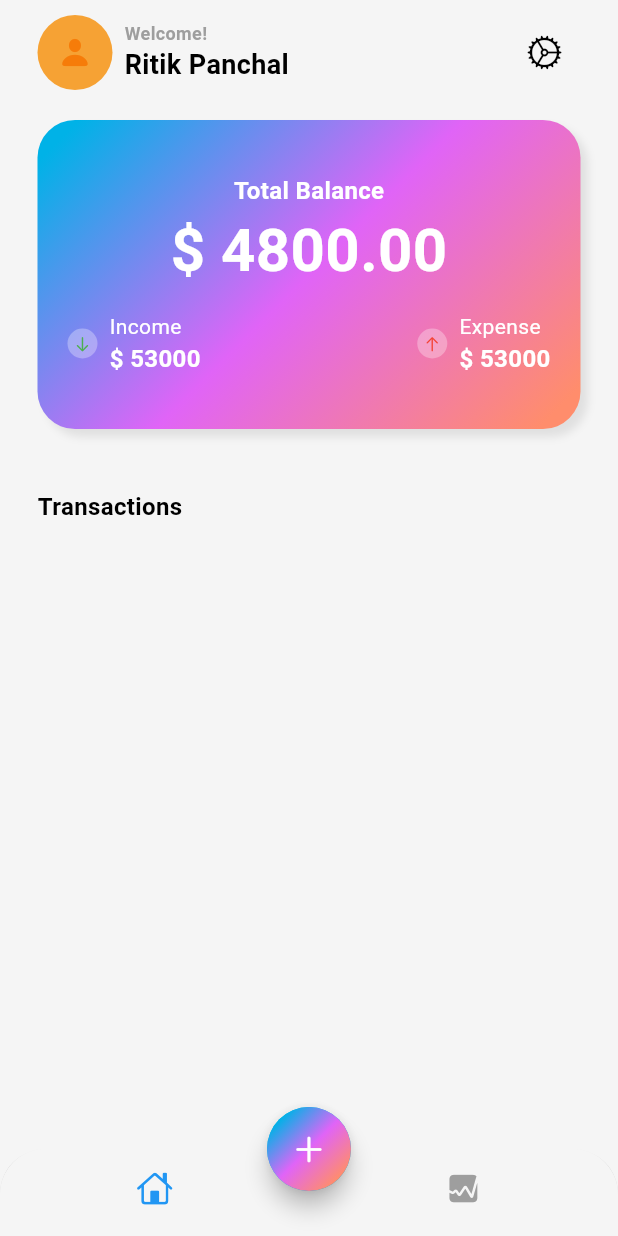
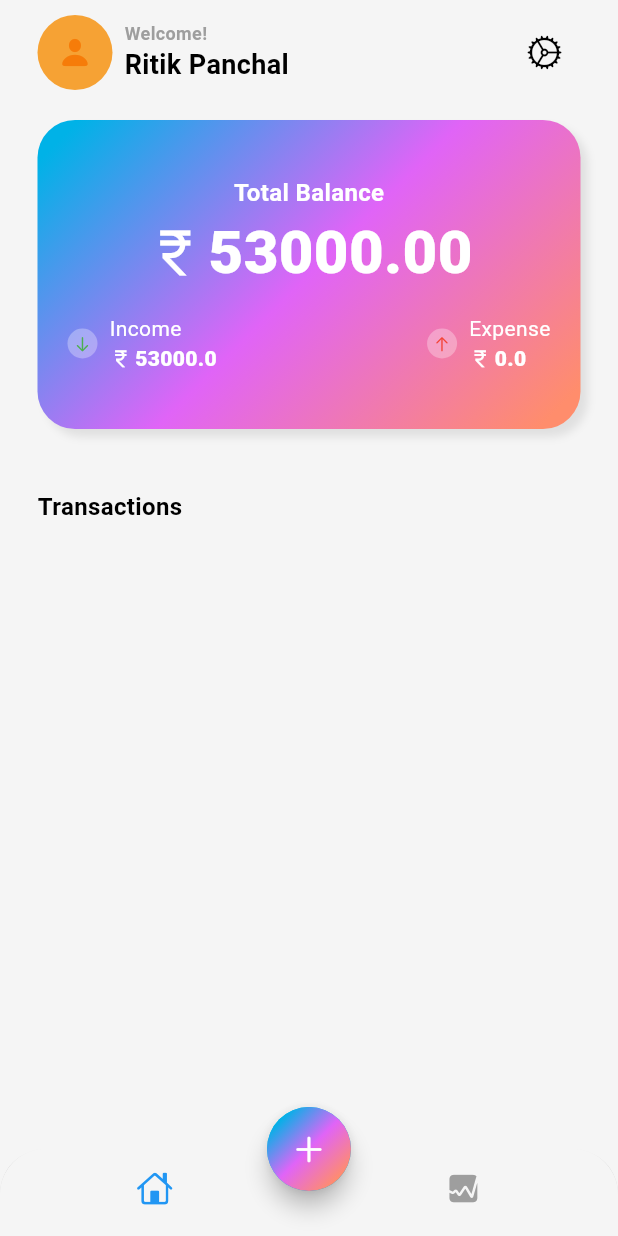
Before and after one commit to ritikpanchal768/expenso_ui, a Flutter app: the ReadSmsScreen widget shown alone on an empty page, opened directly, on a phone screen of 412 x 824 dp. Run offline on Flutter 3.47's test engine with Material 3 defaults, Android fonts, the phone set to English and light mode, and no system bars; our stand-ins replace fl_chart, flutter_local_notifications, shared_preferences; missing offline and left inert: telephony; accounts and stored records are empty; network calls fail.

Commit message:
login screen added with shared preference

```diff
--- a/expenso/lib/app_view.dart
+++ b/expenso/lib/app_view.dart
@@ -1,5 +1,6 @@
 import 'package:expenso/screens/home/views/homescreen.dart';
 import 'package:flutter/material.dart';
+import 'package:expenso/login.dart';
 
 class MyAppView extends StatelessWidget {
   const MyAppView({super.key});
@@ -19,7 +20,9 @@ class MyAppView extends StatelessWidget {
             outline: Colors.grey
           )
         ),
-      home: HomeScreen(),
+      home:
+          LoginScreen(),
+
     );
   }
 }
--- a/expenso/lib/main.dart
+++ b/expenso/lib/main.dart
@@ -1,6 +1,8 @@
+import 'package:expenso/app.dart';
+import 'package:expenso/login.dart';
 import 'package:expenso/read_sms.dart';
 import 'package:flutter/material.dart';
 
 void main() {
-  runApp(const ReadSmsScreen());
+  runApp(const MyApp());
 }
--- a/expenso/lib/read_sms.dart
+++ b/expenso/lib/read_sms.dart
@@ -1,6 +1,8 @@
 import 'package:expenso/app.dart';
+import 'package:expenso/screens/home/views/homescreen.dart';
 import 'package:flutter/material.dart';
 import 'package:flutter_local_notifications/flutter_local_notifications.dart';
+import 'package:shared_preferences/shared_preferences.dart';
 import 'package:telephony/telephony.dart';
 import 'dart:convert';
 import 'package:intl/intl.dart';
@@ -88,8 +90,11 @@ class _ReadSmsScreenState extends State<ReadSmsScreen> {
 
   Future<void> fetchTransactions() async {
     print("Fetching TransactionDetails...");
-    const String url =
-        "http://192.168.1.5:9001/expenso/api/v1/transaction/viewByMobileNumber/8700002896";
+    final SharedPreferences prefs = await SharedPreferences.getInstance();
+    final String? mobileNumber = prefs.getString('mobileNumber');
+    String url =
+        "http://192.168.1.2:9001/expenso/api/v1/transaction/viewByMobileNumber/";
+    url = "$url$mobileNumber";
     const String authorization = "Basic cm9vdDpyaXRpazc2OA==";
 
     final headers = {
@@ -137,6 +142,8 @@ class _ReadSmsScreenState extends State<ReadSmsScreen> {
 
   Future<void> requestPermissionsAndStartListening() async {
     bool? permissionsGranted = await telephony.requestSmsPermissions;
+    final SharedPreferences prefs = await SharedPreferences.getInstance();
+    final String? mobileNumber = prefs.getString('mobileNumber');
     if (permissionsGranted == true) {
       print("Started Listening....");
       fetchTransactions();
@@ -146,7 +153,7 @@ class _ReadSmsScreenState extends State<ReadSmsScreen> {
             textReceived = message.body ?? '';
           });
 
-          createExpense("8700002896", textReceived);
+          createExpense(mobileNumber!, textReceived);
           fetchTransactions();
         },
         onBackgroundMessage: backgroundMessageHandler,
@@ -156,17 +163,19 @@ class _ReadSmsScreenState extends State<ReadSmsScreen> {
   }
 
   static Future<void> backgroundMessageHandler(SmsMessage message) async {
+    final SharedPreferences prefs = await SharedPreferences.getInstance();
+    final String? mobileNumber = prefs.getString('mobileNumber');
     if (message.body != null) {
       final String smsBody = message.body!;
       const String url =
-          "http://192.168.1.5:9001/expenso/api/v1/expense/create/expense";
+          "http://192.168.1.2:9001/expenso/api/v1/expense/create/expense";
       const String authorization = "Basic cm9vdDpyaXRpazc2OA==";
 
       final headers = {
         'Content-Type': 'application/json',
         'Authorization': authorization
       };
-      final body = jsonEncode({"mobileNumber": "8700002896", "sms": smsBody});
+      final body = jsonEncode({"mobileNumber": mobileNumber, "sms": smsBody});
 
       try {
         // Create expense
@@ -191,7 +200,7 @@ class _ReadSmsScreenState extends State<ReadSmsScreen> {
   static Future<void> fetchTransactionDetailsInBackground(
       String refNumber) async {
     const String urlBase =
-        "http://192.168.1.5:9001/expenso/api/v1/transaction/viewByReferenceNumber/";
+        "http://192.168.1.2:9001/expenso/api/v1/transaction/viewByReferenceNumber/";
     const String authorization = "Basic cm9vdDpyaXRpazc2OA==";
 
     final headers = {
@@ -246,7 +255,7 @@ class _ReadSmsScreenState extends State<ReadSmsScreen> {
 
   Future<void> createExpense(String mobileNumber, String sms) async {
     const String url =
-        "http://192.168.1.5:9001/expenso/api/v1/expense/create/expense";
+        "http://192.168.1.2:9001/expenso/api/v1/expense/create/expense";
     const String authorization = "Basic cm9vdDpyaXRpazc2OA==";
 
     final headers = {
@@ -281,7 +290,7 @@ class _ReadSmsScreenState extends State<ReadSmsScreen> {
 
   Future<void> fetchTransactionDetails(String refNumber) async {
     const String urlBase =
-        "http://192.168.1.5:9001/expenso/api/v1/transaction/viewByReferenceNumber/";
+        "http://192.168.1.2:9001/expenso/api/v1/transaction/viewByReferenceNumber/";
     const String authorization = "Basic cm9vdDpyaXRpazc2OA==";
 
     final headers = {
@@ -340,7 +349,7 @@ class _ReadSmsScreenState extends State<ReadSmsScreen> {
 
   Future<void> createCategory(String transferTo, String category) async {
     const String url =
-        "http://192.168.1.5:9001/expenso/api/v1/category/create/category";
+        "http://192.168.1.2:9001/expenso/api/v1/category/create/category";
     const String authorization = "Basic cm9vdDpyaXRpazc2OA==";
 
     final headers = {
@@ -377,6 +386,6 @@ class _ReadSmsScreenState extends State<ReadSmsScreen> {
 
   @override
   Widget build(BuildContext context) {
-    return const MyApp();
+    return const HomeScreen();
   }
 }
--- a/expenso/lib/screens/home/views/homescreen.dart
+++ b/expenso/lib/screens/home/views/homescreen.dart
@@ -7,6 +7,7 @@ import 'package:expenso/screens/stats/stats.dart';
 import 'package:expenso/transaction_service.dart';
 import 'package:flutter/cupertino.dart';
 import 'package:flutter/material.dart';
+import 'package:shared_preferences/shared_preferences.dart';
 
 class HomeScreen extends StatefulWidget {
   const HomeScreen({super.key});
@@ -23,9 +24,11 @@ class _HomeScreenState extends State<HomeScreen> {
   }
   // Asynchronous method to fetch transactions
   Future<void> loadTransactions() async {
+    final SharedPreferences prefs = await SharedPreferences.getInstance();
+    final String? mobileNumber = prefs.getString('mobileNumber');
     try {
       // Await the Future and assign the result to the transactions variable
-      List<dynamic> fetchedTransactions = await TransactionService.fetchTransactions("8700002896");
+      List<dynamic> fetchedTransactions = await TransactionService.fetchTransactions(mobileNumber!);
       setState(() {
         transactions = fetchedTransactions;  // Update state with fetched transactions
       });
--- a/expenso/lib/screens/home/views/mainscreen.dart
+++ b/expenso/lib/screens/home/views/mainscreen.dart
@@ -5,6 +5,7 @@ import 'package:expenso/transaction_service.dart';
 import 'package:flutter/cupertino.dart';
 import 'package:flutter/material.dart';
 import 'package:intl/intl.dart';
+import 'package:shared_preferences/shared_preferences.dart';
 
 class Mainscreen extends StatefulWidget {
   const Mainscreen({super.key});
@@ -13,24 +14,40 @@ class Mainscreen extends StatefulWidget {
   State<Mainscreen> createState() => _MainscreenState();
 }
 
+double expense = 0;
+
 class _MainscreenState extends State<Mainscreen> {
   @override
   void initState() {
     super.initState();
-    loadTransactions();  // Call the async method to load transactions
+    loadTransactions();
   }
+
   // Asynchronous method to fetch transactions
   Future<void> loadTransactions() async {
+    final SharedPreferences prefs = await SharedPreferences.getInstance();
+    final String? mobileNumber = prefs.getString('mobileNumber');
+    print('TRANSACTION FETCH IN MAIN SCREEN.....');
     try {
       // Await the Future and assign the result to the transactions variable
-      List<dynamic> fetchedTransactions = await TransactionService.fetchTransactions("8700002896");
+      List<dynamic> fetchedTransactions =
+          await TransactionService.fetchTransactions(mobileNumber!);
+      double debit = 0;
+      for (var transaction in fetchedTransactions) {
+        if (transaction['transactionType'] == 'DEBIT') {
+          debit = debit + transaction['amount'];
+        }
+      } // Call the async method to load transactions
       setState(() {
-        transactions = fetchedTransactions;  // Update state with fetched transactions
+        transactions =
+            fetchedTransactions; // Update state with fetched transactions
+        expense = debit;
       });
     } catch (e) {
       print("Error loading transactions: $e");
     }
   }
+
   @override
   Widget build(BuildContext context) {
     return SafeArea(
@@ -119,13 +136,34 @@ class _MainscreenState extends State<Mainscreen> {
                         fontWeight: FontWeight.w600),
                   ),
                   // SizedBox(height: 12),
-                  const Text(
-                    '\$ 4800.00',
-                    style: TextStyle(
-                        fontSize: 40,
+                  Row(
+                    mainAxisAlignment: MainAxisAlignment.center,
+                    children: [
+                      const Icon(
+                        Icons.currency_rupee,
                         color: Colors.white,
-                        fontWeight: FontWeight.bold),
+                        size: 40,
+                      ),
+                      const SizedBox(
+                          width:
+                              2), // Optional: Adds space between the icon and the amount
+                      Text(
+                        (53000 - expense).toStringAsFixed(2),
+                        style: const TextStyle(
+                            fontSize: 40,
+                            color: Colors.white,
+                            fontWeight: FontWeight.w800),
+                      ),
+                    ],
                   ),
+
+                  // const Text(
+                  //   '\$ 4800.00',
+                  //   style: TextStyle(
+                  //       fontSize: 40,
+                  //       color: Colors.white,
+                  //       fontWeight: FontWeight.bold),
+                  // ),
                   SizedBox(height: 12),
                   Padding(
                     padding:
@@ -159,13 +197,25 @@ class _MainscreenState extends State<Mainscreen> {
                                       color: Colors.white,
                                       fontWeight: FontWeight.w400),
                                 ),
-                                Text(
-                                  '\$ 53000',
-                                  style: TextStyle(
-                                      fontSize: 16,
+                                Row(
+                                  children: [
+                                    const Icon(
+                                      Icons.currency_rupee,
                                       color: Colors.white,
-                                      fontWeight: FontWeight.w600),
-                                ),
+                                      size: 15,
+                                    ),
+                                    const SizedBox(
+                                        width:
+                                            2), // Optional: Adds space between the icon and the amount
+                                    Text(
+                                      '53000.0',
+                                      style: const TextStyle(
+                                          fontSize: 14,
+                                          color: Colors.white,
+                                          fontWeight: FontWeight.w800),
+                                    ),
+                                  ],
+                                )
                               ],
                             )
                           ],
@@ -186,23 +236,35 @@ class _MainscreenState extends State<Mainscreen> {
                               )),
                             ),
                             const SizedBox(width: 8),
-                            const Column(
+                            Column(
                               crossAxisAlignment: CrossAxisAlignment.start,
                               children: [
-                                Text(
+                                const Text(
                                   'Expense',
                                   style: TextStyle(
                                       fontSize: 14,
                                       color: Colors.white,
                                       fontWeight: FontWeight.w400),
                                 ),
-                                Text(
-                                  '\$ 53000',
-                                  style: TextStyle(
-                                      fontSize: 16,
+                                Row(
+                                  children: [
+                                    const Icon(
+                                      Icons.currency_rupee,
                                       color: Colors.white,
-                                      fontWeight: FontWeight.w600),
-                                ),
+                                      size: 15,
+                                    ),
+                                    const SizedBox(
+                                        width:
+                                            2), // Optional: Adds space between the icon and the amount
+                                    Text(
+                                      expense.toStringAsFixed(1),
+                                      style: const TextStyle(
+                                          fontSize: 14,
+                                          color: Colors.white,
+                                          fontWeight: FontWeight.w800),
+                                    ),
+                                  ],
+                                )
                               ],
                             )
                           ],
@@ -258,7 +320,7 @@ class _MainscreenState extends State<Mainscreen> {
                                                 255, 236, 165, 22),
                                             shape: BoxShape.circle),
                                       ),
-                                      Icon(
+                                      const Icon(
                                         Icons.food_bank,
                                         color: Colors.white,
                                         size: 40,
--- a/expenso/lib/transaction_service.dart
+++ b/expenso/lib/transaction_service.dart
@@ -1,10 +1,13 @@
 import 'package:http/http.dart' as http;
 import 'dart:convert';
 
+
 class TransactionService {
-  static const String apiUrl = "http://192.168.1.5:9001/expenso/api/v1/transaction/viewByMobileNumber/";
+  static const String apiUrl =
+      "http://192.168.1.2:9001/expenso/api/v1/transaction/viewByMobileNumber/";
 
   static Future<List<dynamic>> fetchTransactions(String mobileNumber) async {
+    print("Transaction fetching .......");
     final String url = "$apiUrl$mobileNumber";
     const String authorization = "Basic cm9vdDpyaXRpazc2OA==";
 
@@ -17,6 +20,8 @@ class TransactionService {
       final response = await http.get(Uri.parse(url), headers: headers);
       if (response.statusCode == 200) {
         final responseData = jsonDecode(response.body);
+        print('TransactionService :');
+        print(responseData);
         return responseData['responseObject'] ?? [];
       } else {
         throw Exception('Failed to load transactions');
--- a/expenso/pubspec.yaml
+++ b/expenso/pubspec.yaml
@@ -40,6 +40,11 @@ dependencies:
   flutter_local_notifications: ^17.2.1+2
   fl_chart: 0.69.0
   intl: ^0.18.0
+  provider: ^6.0.5
+  font_awesome_flutter: ^10.6.0
+  flutter_bloc: ^8.1.3
+  flutter_riverpod: 2.6.1
+  shared_preferences: ^2.2.0
 
 dev_dependencies:
   flutter_test:
```
Also changed, not shown: expenso/lib/login.dart (added, +166 -0 lines), expenso/lib/screens/add_category/views/add_category.dart (+10 -6 lines), expenso/pubspec.lock, 3 other files.
